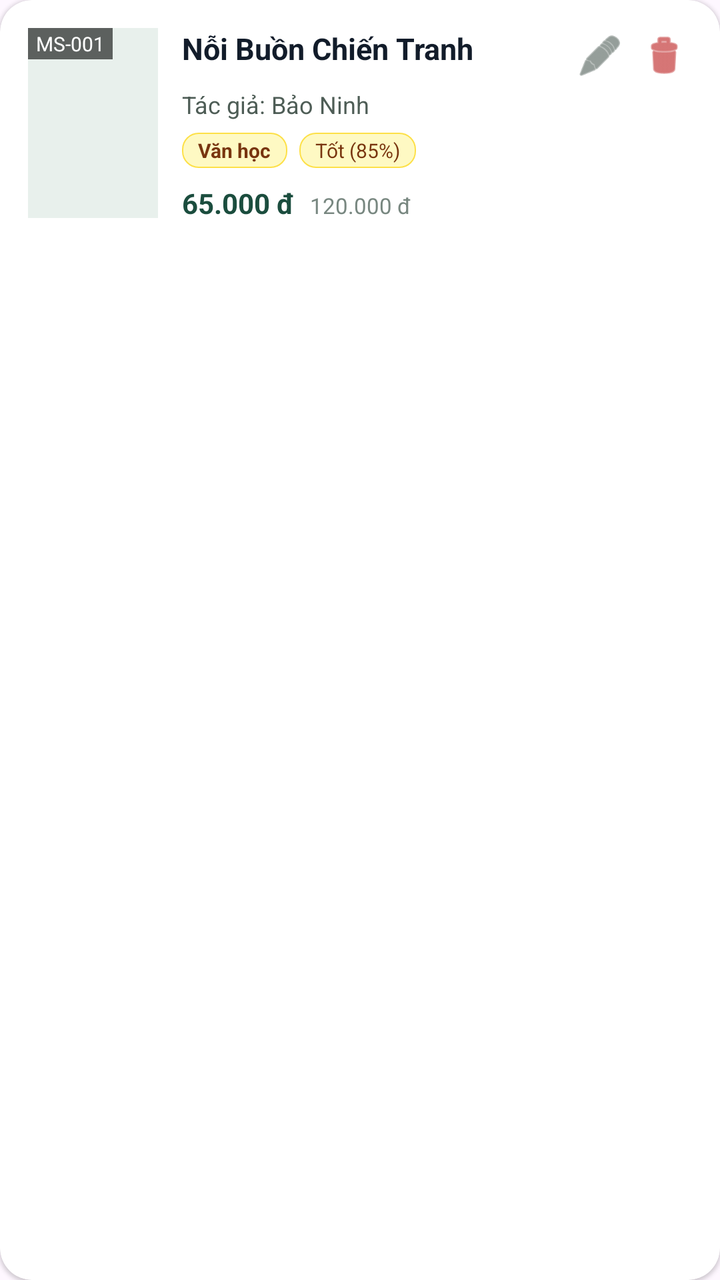
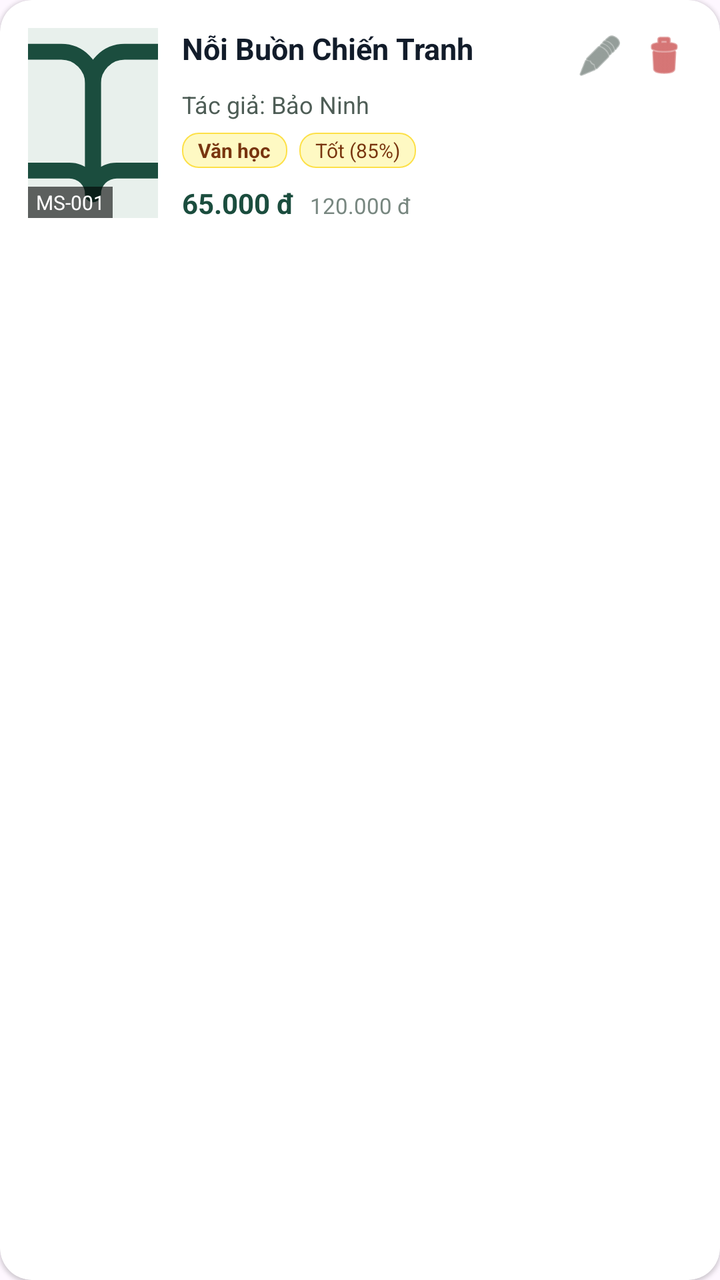

An Android layout rendered at two revisions. The XML below is the earlier revision; the diff shows what the commit changed to produce the second picture.
<!-- AndroidManifest.xml: application theme Theme.Quanlycuahangsachcu -->
<!-- res/layout/item_book.xml -->
<?xml version="1.0" encoding="utf-8"?>
<androidx.cardview.widget.CardView xmlns:android="http://schemas.android.com/apk/res/android"
    xmlns:app="http://schemas.android.com/apk/res-auto"
    android:layout_width="match_parent"
    android:layout_height="wrap_content"
    android:layout_marginBottom="12dp"
    app:cardCornerRadius="16dp"
    app:cardElevation="1dp"
    app:cardBackgroundColor="@color/surface">

    <LinearLayout
        android:layout_width="match_parent"
        android:layout_height="wrap_content"
        android:baselineAligned="false"
        android:orientation="horizontal"
        android:padding="14dp">

        
        <FrameLayout
            android:layout_width="65dp"
            android:layout_height="95dp"
            android:background="@color/surface_container">

            <TextView
                android:id="@+id/txtBookId"
                android:layout_width="wrap_content"
                android:layout_height="wrap_content"
                android:background="#99000000"
                android:paddingHorizontal="4dp"
                android:paddingVertical="1dp"
                android:text="MS-001"
                android:textColor="@color/white"
                android:textSize="10sp" />
        </FrameLayout>

        
        <LinearLayout
            android:layout_width="0dp"
            android:layout_height="wrap_content"
            android:layout_marginStart="12dp"
            android:layout_weight="1"
            android:orientation="vertical">

            <LinearLayout
                android:layout_width="match_parent"
                android:layout_height="wrap_content"
                android:orientation="horizontal">

                <TextView
                    android:id="@+id/txtBookTitle"
                    android:layout_width="0dp"
                    android:layout_height="wrap_content"
                    android:layout_weight="1"
                    android:ellipsize="end"
                    android:maxLines="2"
                    android:text="Nỗi Buồn Chiến Tranh"
                    android:textColor="@color/on_surface"
                    android:textSize="15sp"
                    android:textStyle="bold" />

                <ImageView
                    android:id="@+id/btnEdit"
                    android:layout_width="28dp"
                    android:layout_height="28dp"
                    android:contentDescription="Edit"
                    android:padding="2dp"
                    android:src="@android:drawable/ic_menu_edit"
                    app:tint="@color/on_surface_variant" />

                <ImageView
                    android:id="@+id/btnDelete"
                    android:layout_width="28dp"
                    android:layout_height="28dp"
                    android:layout_marginStart="4dp"
                    android:contentDescription="Delete"
                    android:padding="2dp"
                    android:src="@android:drawable/ic_menu_delete"
                    app:tint="@color/error" />
            </LinearLayout>

            <TextView
                android:id="@+id/txtAuthor"
                android:layout_width="match_parent"
                android:layout_height="wrap_content"
                android:layout_marginTop="2dp"
                android:ellipsize="end"
                android:maxLines="1"
                android:text="Tác giả: Bảo Ninh"
                android:textColor="@color/on_surface_variant"
                android:textSize="12sp" />

            <LinearLayout
                android:layout_width="match_parent"
                android:layout_height="wrap_content"
                android:layout_marginTop="6dp"
                android:gravity="center_vertical"
                android:orientation="horizontal">

                <TextView
                    android:id="@+id/txtCategoryTag"
                    android:layout_width="wrap_content"
                    android:layout_height="wrap_content"
                    android:background="@drawable/bg_chip_yellow"
                    android:paddingHorizontal="8dp"
                    android:paddingVertical="2dp"
                    android:text="Văn học"
                    android:textColor="#78350F"
                    android:textSize="10sp"
                    android:textStyle="bold" />

                <TextView
                    android:id="@+id/txtCondition"
                    android:layout_width="wrap_content"
                    android:layout_height="wrap_content"
                    android:layout_marginStart="6dp"
                    android:background="@drawable/bg_chip_yellow"
                    android:paddingHorizontal="8dp"
                    android:paddingVertical="2dp"
                    android:text="Tốt (85%)"
                    android:textColor="#78350F"
                    android:textSize="10sp" />
            </LinearLayout>

            <LinearLayout
                android:layout_width="match_parent"
                android:layout_height="wrap_content"
                android:layout_marginTop="8dp"
                android:gravity="bottom"
                android:orientation="horizontal">

                <TextView
                    android:id="@+id/txtPrice"
                    android:layout_width="wrap_content"
                    android:layout_height="wrap_content"
                    android:text="65.000 đ"
                    android:textColor="@color/primary"
                    android:textSize="14sp"
                    android:textStyle="bold" />

                <TextView
                    android:id="@+id/txtOriginalPrice"
                    android:layout_width="wrap_content"
                    android:layout_height="wrap_content"
                    android:layout_marginStart="8dp"
                    android:text="120.000 đ"
                    android:textColor="@color/outline"
                    android:textSize="11sp" />
            </LinearLayout>
        </LinearLayout>
    </LinearLayout>
</androidx.cardview.widget.CardView>
<!-- resources referenced by this layout -->
<resources>
  <color name="error">#BA1A1A</color>
  <color name="on_surface">#121C2A</color>
  <color name="on_surface_variant">#4E5D56</color>
  <color name="outline">#788780</color>
  <color name="primary">#1B4D3E</color>
  <color name="surface">#FFFFFF</color>
  <color name="surface_container">#E8F0EC</color>
  <color name="white">#FFFFFF</color>
  <!-- drawable bg_chip_yellow (drawable) -->
  <?xml version="1.0" encoding="utf-8"?>
  <shape xmlns:android="http://schemas.android.com/apk/res/android"
      android:shape="rectangle">
      <solid android:color="#FEF9C3" />
      <corners android:radius="8dp" />
      <stroke android:width="0.5dp" android:color="#FDE047" />
  </shape>
  <style name="Theme.Quanlycuahangsachcu" parent="Base.Theme.Quanlycuahangsachcu" />
  <style name="Base.Theme.Quanlycuahangsachcu" parent="Theme.Material3.DayNight.NoActionBar">
          
          
      </style>
</resources>

<!-- the commit's change to res/layout/item_book.xml (unified diff, before → after) -->
@@ -21,10 +21,19 @@
             android:layout_height="95dp"
             android:background="@color/surface_container">
 
+            <ImageView
+                android:id="@+id/ivBookCover"
+                android:layout_width="match_parent"
+                android:layout_height="match_parent"
+                android:scaleType="centerCrop"
+                android:contentDescription="Book Cover"
+                android:src="@drawable/ic_book_open" />
+
             <TextView
                 android:id="@+id/txtBookId"
                 android:layout_width="wrap_content"
                 android:layout_height="wrap_content"
+                android:layout_gravity="bottom"
                 android:background="#99000000"
                 android:paddingHorizontal="4dp"
                 android:paddingVertical="1dp"
<!-- resource entries referenced after the edit -->
@@ -16,6 +16,25 @@
       <corners android:radius="8dp" />
       <stroke android:width="0.5dp" android:color="#FDE047" />
   </shape>
+  <!-- drawable ic_book_open (drawable) -->
+  <vector xmlns:android="http://schemas.android.com/apk/res/android"
+      android:width="24dp"
+      android:height="24dp"
+      android:viewportWidth="24"
+      android:viewportHeight="24">
+      <path
+          android:strokeColor="#1B4D3E"
+          android:strokeWidth="2"
+          android:strokeLineCap="round"
+          android:strokeLineJoin="round"
+          android:pathData="M2,3h6a4,4 0 0,1 4,4v14a3,3 0 0,0 -3,-3H2z"/>
+      <path
+          android:strokeColor="#1B4D3E"
+          android:strokeWidth="2"
+          android:strokeLineCap="round"
+          android:strokeLineJoin="round"
+          android:pathData="M22,3h-6a4,4 0 0,0 -4,4v14a3,3 0 0,1 3,-3h7z"/>
+  </vector>
   <style name="Theme.Quanlycuahangsachcu" parent="Base.Theme.Quanlycuahangsachcu" />
   <style name="Base.Theme.Quanlycuahangsachcu" parent="Theme.Material3.DayNight.NoActionBar">
           
